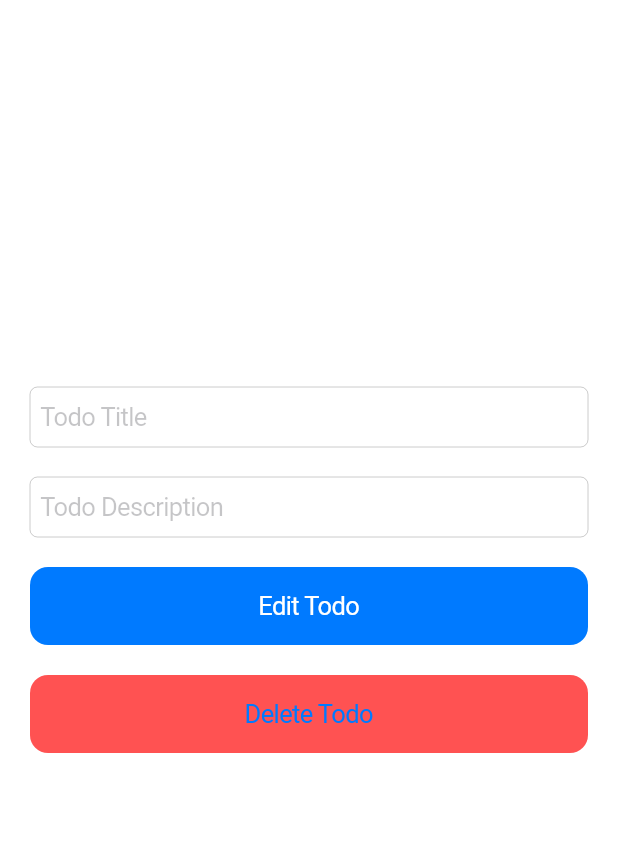
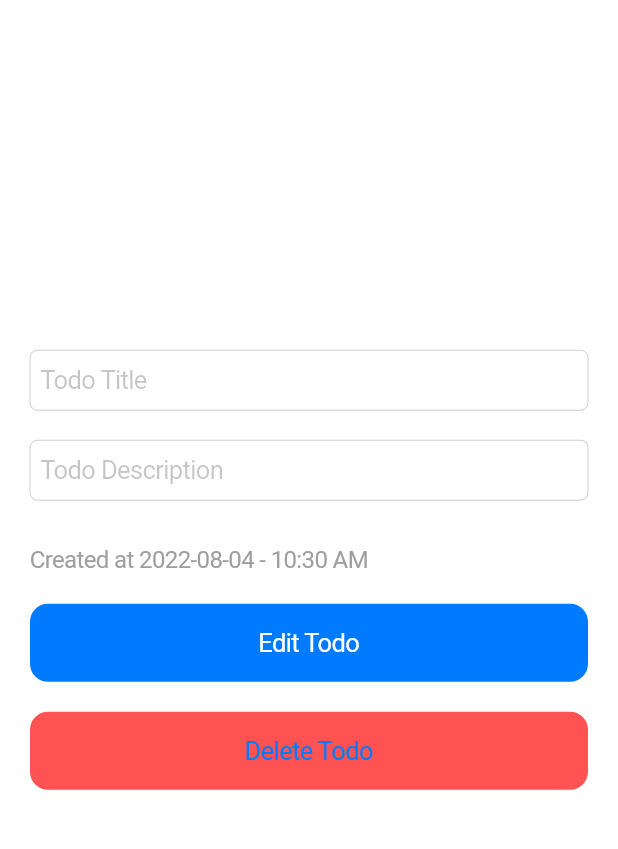
Before and after one commit to vidarshan/flutter-countdown, a Flutter app: the ToDoCard widget shown alone on an empty page, opened directly with empty values, after a tap on an icon or button, on a phone screen of 412 x 824 dp, the part 48-897 px from its top. Run offline on Flutter 3.47's test engine with Material 2 defaults, Android fonts, the phone set to English and light mode, and no system bars; our stand-ins replace shared_preferences; accounts and stored records are empty.

Commit message:
[chnaged] todo card

```diff
--- a/lib/components/ToDoCard.dart
+++ b/lib/components/ToDoCard.dart
@@ -61,18 +61,24 @@ class ToDoCard extends StatelessWidget {
                       Text((title.toUpperCase()),
                           style: const TextStyle(
                               fontSize: 18, fontWeight: FontWeight.w500)),
-                      Text(
+                      Padding(
+                        padding: const EdgeInsets.only(top: 4),
+                        child: Text(
                           description,
                           style: const TextStyle(
                               color: Color.fromRGBO(158, 158, 158, 1)),
                         ),
-                      Text(
+                      ),
+                      Padding(
+                        padding: const EdgeInsets.only(top: 4),
+                        child: Text(
                           DateFormat('yyyy-MM-dd kk:mm').format(createdAt),
                           style: const TextStyle(
                             fontSize: 14,
                             color: Color.fromARGB(255, 63, 139, 239),
                           ),
                         ),
+                      )
                     ],
                   )
                 ],
--- a/lib/screens/ToDoInfoScreen.dart
+++ b/lib/screens/ToDoInfoScreen.dart
@@ -93,6 +93,16 @@ class _ToDoInfoScreenState extends State<ToDoInfoScreen> {
                     ),
                   ),
                 ),
+                Align(
+                  alignment: Alignment.centerLeft,
+                  child: Padding(
+                    padding: const EdgeInsets.only(top: 30),
+                    child: Text(
+                      'Created at ${DateFormat('yyyy-MM-dd - h:mm a').format(widget.createdAt)}',
+                      style: const TextStyle(color: Colors.grey, fontSize: 16),
+                    ),
+                  ),
+                ),
                 Padding(
                   padding: const EdgeInsets.only(top: 20),
                   child: SizedBox(
--- a/lib/state/todo/actions.dart
+++ b/lib/state/todo/actions.dart
@@ -24,7 +24,7 @@ class ToDoActions {
       toDos.toDoList = [];
     } else {
       var decodedToDoList = ToDo.decode(encodedToDoList);
-      toDos.toDoList = decodedToDoList!;
+      toDos.toDoList = decodedToDoList!.reversed.toList();
     }
 
     toDos.update();
@@ -89,7 +89,7 @@ class ToDoActions {
       }
     }
 
-    toDos.toDoList = searchList;
+    toDos.toDoList = searchList.reversed.toList();
     toDos.update();
   }
 }
```
Lines whose indentation alone changed are shown as unchanged.
